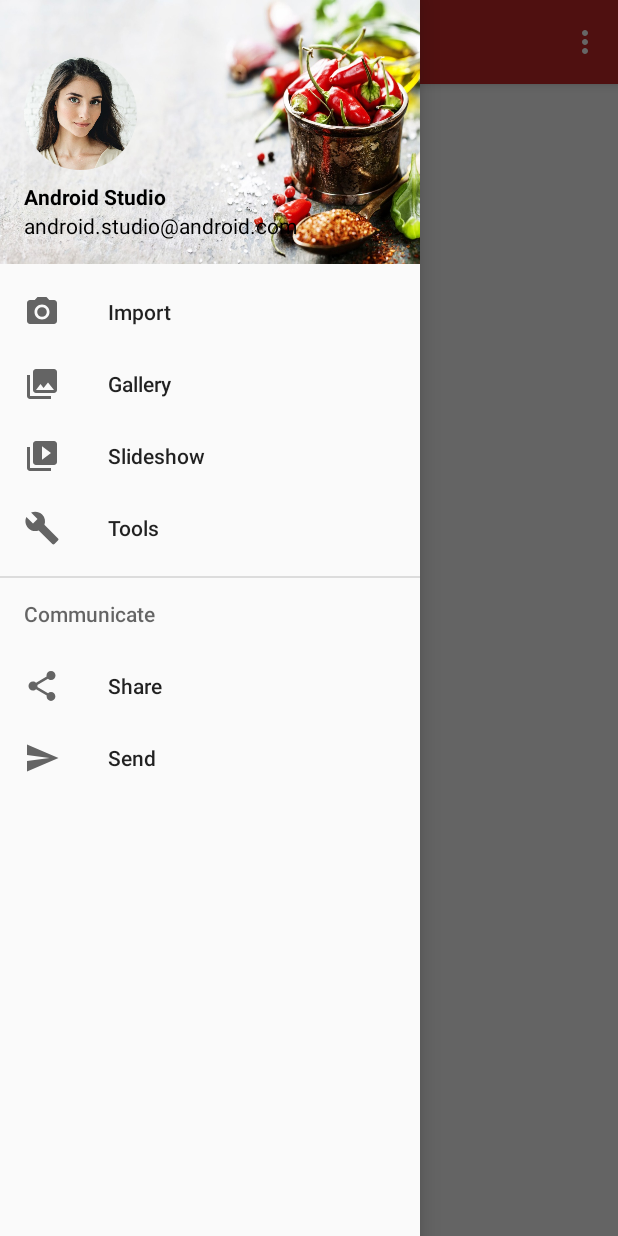
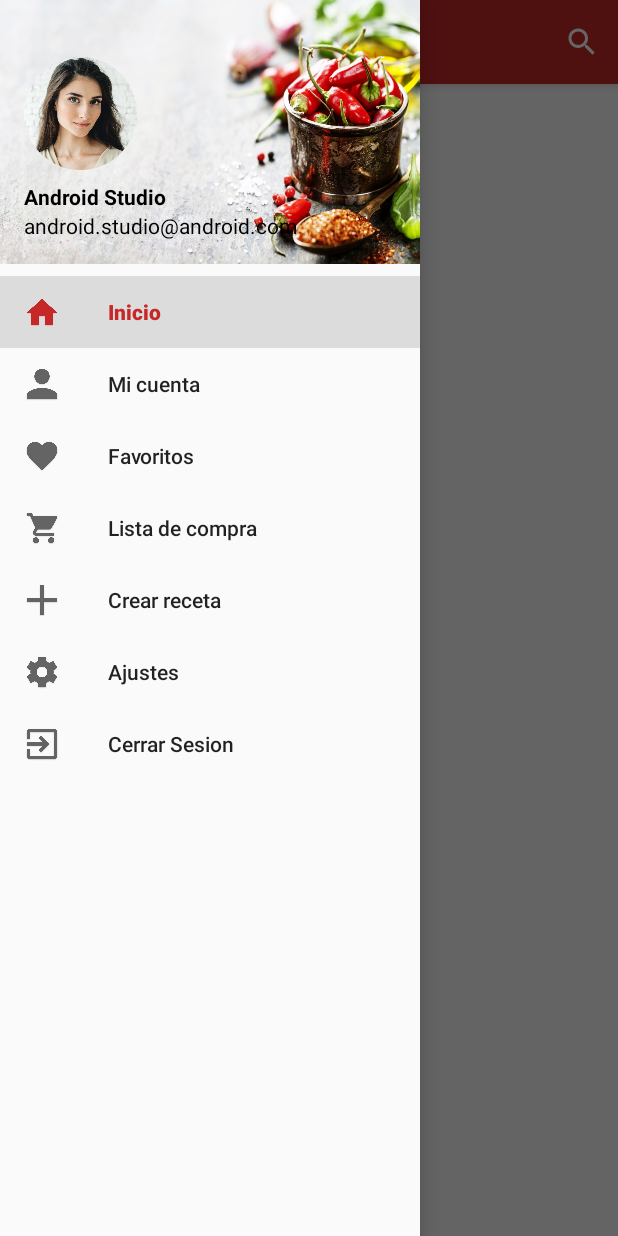
Before and after one commit to Hamdog28/Moviles, an Android app: the InicioActivity screen opened directly, with no data from a screen before it, with the side drawer open, on a phone screen of 412 x 824 dp. Run offline under Robolectric (Android 15) with nearby library versions, the phone set to English and light mode, and no system bars; our stand-ins replace CircleImageView; network calls fail.

Commit message:
menu hamburguesa y search de la pagina de inicio

```diff
--- a/app/src/main/res/layout/activity_registro.xml
+++ b/app/src/main/res/layout/activity_registro.xml
@@ -101,7 +101,9 @@
             android:layout_marginLeft="30dp"
             android:layout_marginTop="30dp"
             android:layout_toStartOf="@+id/textInputLayout3"
-            android:text="@string/font_awesome_back" />
+            android:text="@string/font_awesome_back"
+            android:textColor="@android:color/white"
+            android:textSize="18sp" />
 
         <Button
             android:id="@+id/register_button"
--- a/app/src/main/res/menu/activity_inicio_drawer.xml
+++ b/app/src/main/res/menu/activity_inicio_drawer.xml
@@ -6,34 +6,34 @@
 
     <group android:checkableBehavior="single">
         <item
-            android:id="@+id/nav_camera"
-            android:icon="@drawable/ic_menu_camera"
-            android:title="Import" />
+            android:id="@+id/nav_home"
+            android:icon="@drawable/home_icon"
+            android:title="Inicio" />
         <item
-            android:id="@+id/nav_gallery"
-            android:icon="@drawable/ic_menu_gallery"
-            android:title="Gallery" />
+            android:id="@+id/nav_account"
+            android:icon="@drawable/person_icon"
+            android:title="Mi cuenta" />
+
         <item
-            android:id="@+id/nav_slideshow"
-            android:icon="@drawable/ic_menu_slideshow"
-            android:title="Slideshow" />
+            android:id="@+id/nav_favorite"
+            android:icon="@drawable/heart_icon"
+            android:title="Favoritos" />
+
         <item
-            android:id="@+id/nav_manage"
-            android:icon="@drawable/ic_menu_manage"
-            android:title="Tools" />
+            android:id="@+id/nav_cart"
+            android:icon="@drawable/cart_icon"
+            android:title="Lista de compra" />
+        <item
+            android:id="@+id/nav_create"
+            android:icon="@drawable/add_icon"
+            android:title="Crear receta" />
+        <item
+            android:id="@+id/nav_settings"
+            android:icon="@drawable/settings_icon"
+            android:title="Ajustes" />
+        <item
+            android:id="@+id/nav_logout"
+            android:icon="@drawable/exit_icon"
+            android:title="Cerrar Sesion" />
     </group>
-
-    <item android:title="Communicate">
-        <menu>
-            <item
-                android:id="@+id/nav_share"
-                android:icon="@drawable/ic_menu_share"
-                android:title="Share" />
-            <item
-                android:id="@+id/nav_send"
-                android:icon="@drawable/ic_menu_send"
-                android:title="Send" />
-        </menu>
-    </item>
-
 </menu>
--- a/app/src/main/res/menu/inicio.xml
+++ b/app/src/main/res/menu/inicio.xml
@@ -1,9 +1,12 @@
 <?xml version="1.0" encoding="utf-8"?>
 <menu xmlns:android="http://schemas.android.com/apk/res/android"
-    xmlns:app="http://schemas.android.com/apk/res-auto">
+    xmlns:app="http://schemas.android.com/apk/res-auto"
+    xmlns:tools="http://schemas.android.com/tools"
+    tools:context=".ui.home.activities.TransactionSearchActivity">
     <item
-        android:id="@+id/action_settings"
-        android:orderInCategory="100"
-        android:title="@string/action_settings"
-        app:showAsAction="never" />
+        android:id="@+id/action_search"
+        android:icon="@android:drawable/ic_menu_search"
+        android:title="search"
+        app:actionViewClass="android.support.v7.widget.SearchView"
+        app:showAsAction="ifRoom" />
 </menu>
```
Also changed, not shown: app/src/main/java/com/example/anthony_pc/pocketrecipe/InicioActivity.java (+20 -8 lines), app/src/main/res/menu/activity_inicio_search.xml (deleted, +0 -19 lines).
